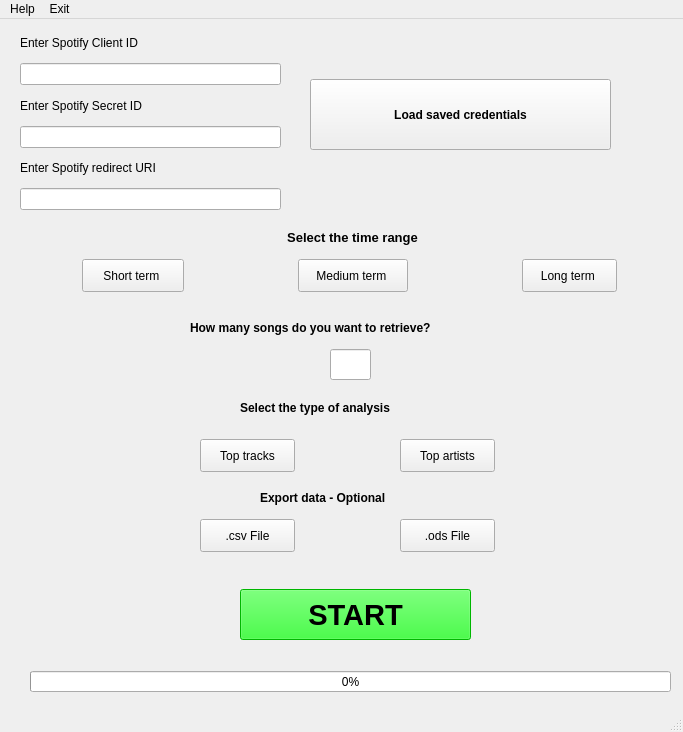
Before: the Qt Designer form resources/ui/spotify.ui in luke-gto/spotify-analyzer, drawn with Qt 5.
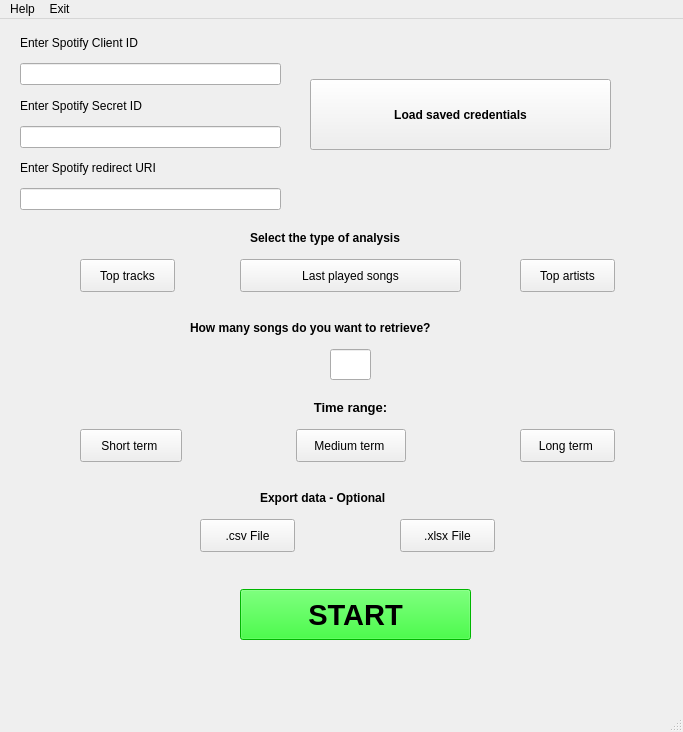
After: the same form once the commit is applied. Icons and pictures are not drawn.

The edit to the form file:
```diff
--- a/resources/ui/spotify.ui
+++ b/resources/ui/spotify.ui
@@ -34,8 +34,8 @@
    <widget class="QLabel" name="time_range_label">
     <property name="geometry">
      <rect>
-      <x>270</x>
-      <y>210</y>
+      <x>268</x>
+      <y>380</y>
       <width>165</width>
       <height>17</height>
      </rect>
@@ -57,7 +57,7 @@
      <enum>Qt::LeftToRight</enum>
     </property>
     <property name="text">
-     <string>Select the time range</string>
+     <string>Time range:</string>
     </property>
     <property name="alignment">
      <set>Qt::AlignCenter</set>
@@ -104,8 +104,8 @@
    <widget class="QLabel" name="analysis_type_label">
     <property name="geometry">
      <rect>
-      <x>240</x>
-      <y>380</y>
+      <x>250</x>
+      <y>210</y>
       <width>211</width>
       <height>17</height>
      </rect>
@@ -123,8 +123,8 @@
    <widget class="QPushButton" name="pushButton">
     <property name="geometry">
      <rect>
-      <x>200</x>
-      <y>420</y>
+      <x>80</x>
+      <y>240</y>
       <width>95</width>
       <height>33</height>
      </rect>
@@ -145,8 +145,8 @@
    <widget class="QPushButton" name="pushButton_2">
     <property name="geometry">
      <rect>
-      <x>400</x>
-      <y>420</y>
+      <x>520</x>
+      <y>240</y>
       <width>95</width>
       <height>33</height>
      </rect>
@@ -212,7 +212,7 @@
      </rect>
     </property>
     <property name="text">
-     <string>.ods File</string>
+     <string>.xlsx File</string>
     </property>
     <property name="checkable">
      <bool>true</bool>
@@ -221,19 +221,6 @@
      <string notr="true">export_button_group</string>
     </attribute>
    </widget>
-   <widget class="QProgressBar" name="progressBar">
-    <property name="geometry">
-     <rect>
-      <x>30</x>
-      <y>652</y>
-      <width>641</width>
-      <height>21</height>
-     </rect>
-    </property>
-    <property name="value">
-     <number>0</number>
-    </property>
-   </widget>
    <widget class="QPushButton" name="start_button">
     <property name="geometry">
      <rect>
@@ -721,7 +708,7 @@
      <string>Load saved credentials</string>
     </property>
    </widget>
-   <widget class="QWidget" name="">
+   <widget class="QWidget" name="layoutWidget">
     <property name="geometry">
      <rect>
       <x>20</x>
@@ -799,8 +786,8 @@
    <widget class="QPushButton" name="medium_button">
     <property name="geometry">
      <rect>
-      <x>298</x>
-      <y>240</y>
+      <x>296</x>
+      <y>410</y>
       <width>110</width>
       <height>33</height>
      </rect>
@@ -830,8 +817,8 @@
    <widget class="QPushButton" name="long_button">
     <property name="geometry">
      <rect>
-      <x>522</x>
-      <y>240</y>
+      <x>520</x>
+      <y>410</y>
       <width>95</width>
       <height>33</height>
      </rect>
@@ -858,8 +845,8 @@
    <widget class="QPushButton" name="short_button">
     <property name="geometry">
      <rect>
-      <x>82</x>
-      <y>240</y>
+      <x>80</x>
+      <y>410</y>
       <width>102</width>
       <height>33</height>
      </rect>
@@ -883,6 +870,25 @@
      <string notr="true">button_time_Group</string>
     </attribute>
    </widget>
+   <widget class="QPushButton" name="last_played_songs">
+    <property name="geometry">
+     <rect>
+      <x>240</x>
+      <y>240</y>
+      <width>221</width>
+      <height>33</height>
+     </rect>
+    </property>
+    <property name="statusTip">
+     <string>Retrieve your favorite artists</string>
+    </property>
+    <property name="text">
+     <string>Last played songs</string>
+    </property>
+    <property name="checkable">
+     <bool>true</bool>
+    </property>
+   </widget>
   </widget>
   <widget class="QStatusBar" name="statusbar"/>
   <widget class="QMenuBar" name="menuBar">
```
Left out of the diff: 2 changed lines with no effect on the pictures.
